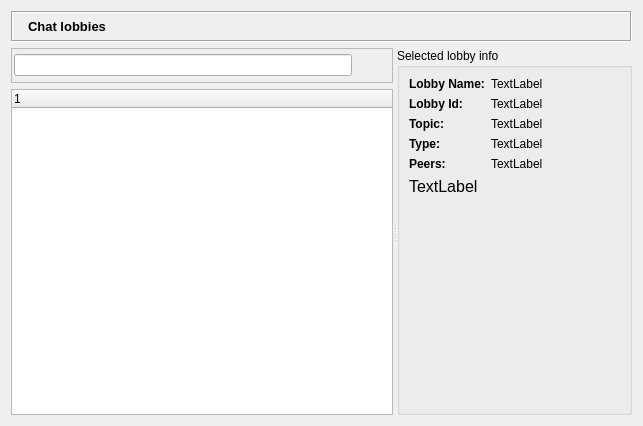
The window that retroshare-gui/src/gui/ChatLobbyWidget.ui (RetroShare/RetroShare) describes before a commit, drawn with Qt 5.
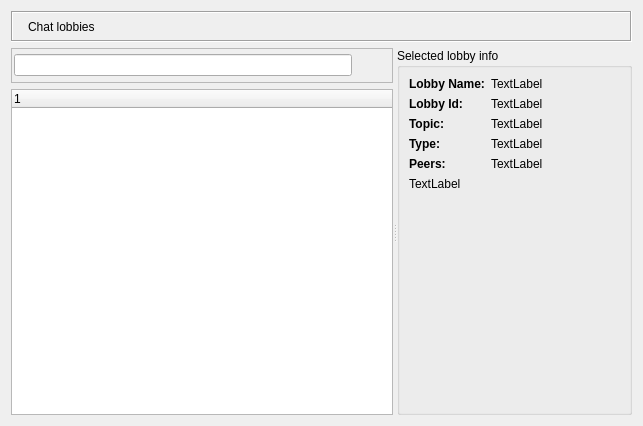
The same window after the commit. Icons and pictures are not drawn. Custom widgets are drawn as their Qt base class.

Commit message: Moved font size definitions from ui files to default qss. Added new base class StyledLabel to emulate the missing font-size by factor in qss.

Patch:
```diff
--- a/retroshare-gui/src/gui/ChatLobbyWidget.ui
+++ b/retroshare-gui/src/gui/ChatLobbyWidget.ui
@@ -43,14 +43,7 @@
        </widget>
       </item>
       <item>
-       <widget class="QLabel" name="titleBarLabel">
-        <property name="font">
-         <font>
-          <pointsize>10</pointsize>
-          <weight>75</weight>
-          <bold>true</bold>
-         </font>
-        </property>
+       <widget class="StyledLabel" name="titleBarLabel">
         <property name="text">
          <string>Chat lobbies</string>
         </property>
@@ -354,13 +347,7 @@
             </layout>
            </item>
            <item>
-            <widget class="QLabel" name="lobbyinfo_label">
-             <property name="font">
-              <font>
-               <family>Tahoma</family>
-               <pointsize>12</pointsize>
-              </font>
-             </property>
+            <widget class="QLabel" name="lobbyInfoLabel">
              <property name="text">
               <string>TextLabel</string>
              </property>
@@ -398,6 +385,11 @@
    <extends>QLineEdit</extends>
    <header location="global">gui/common/LineEditClear.h</header>
   </customwidget>
+  <customwidget>
+   <class>StyledLabel</class>
+   <extends>QLabel</extends>
+   <header>gui/common/StyledLabel.h</header>
+  </customwidget>
  </customwidgets>
  <resources>
   <include location="images.qrc"/>
```
Left out of the diff: 7 changed lines with no effect on the pictures. The commit also changes 41 other files.
